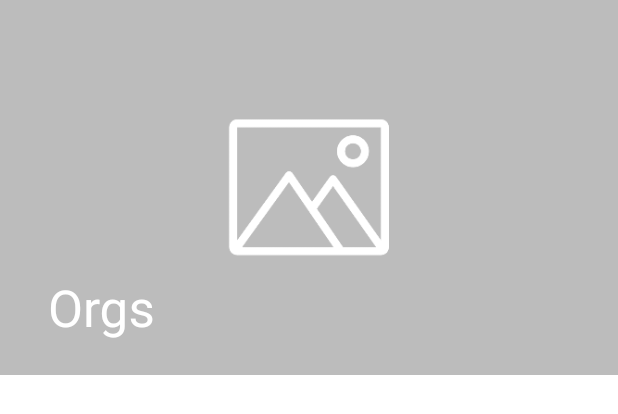
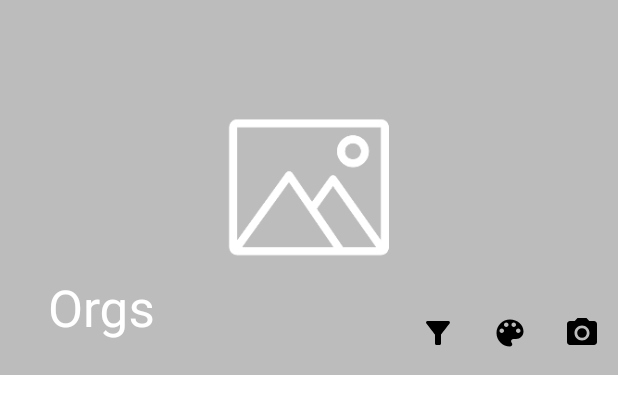
Before and after one commit to GabrielAlvesDoCarmo/Orgs, an Android app: the layout app_bar_orgs_default.xml on its own in the app's theme, with its tools: preview values and no code run, on a phone screen of 412 x 824 dp. Shown: the top 414 px of the screen. Run offline under Robolectric (Android 15) with nearby library versions, the phone set to English and light mode, and no system bars.

Commit message:
refactoring appBar

```diff
--- /dev/null
+++ b/app/src/main/res/drawable/ic_cam_appbar.xml
@@ -0,0 +1,6 @@
+<vector android:height="24dp" android:tint="#000000"
+    android:viewportHeight="24" android:viewportWidth="24"
+    android:width="24dp" xmlns:android="http://schemas.android.com/apk/res/android">
+    <path android:fillColor="@android:color/white" android:pathData="M12,12m-3.2,0a3.2,3.2 0,1 1,6.4 0a3.2,3.2 0,1 1,-6.4 0"/>
+    <path android:fillColor="@android:color/white" android:pathData="M9,2L7.17,4L4,4c-1.1,0 -2,0.9 -2,2v12c0,1.1 0.9,2 2,2h16c1.1,0 2,-0.9 2,-2L22,6c0,-1.1 -0.9,-2 -2,-2h-3.17L15,2L9,2zM12,17c-2.76,0 -5,-2.24 -5,-5s2.24,-5 5,-5 5,2.24 5,5 -2.24,5 -5,5z"/>
+</vector>
--- /dev/null
+++ b/app/src/main/res/drawable/ic_filter_list.xml
@@ -0,0 +1,5 @@
+<vector android:height="24dp" android:tint="#000000"
+    android:viewportHeight="24" android:viewportWidth="24"
+    android:width="24dp" xmlns:android="http://schemas.android.com/apk/res/android">
+    <path android:fillColor="@android:color/white" android:pathData="M4.25,5.61C6.27,8.2 10,13 10,13v6c0,0.55 0.45,1 1,1h2c0.55,0 1,-0.45 1,-1v-6c0,0 3.72,-4.8 5.74,-7.39C20.25,4.95 19.78,4 18.95,4H5.04C4.21,4 3.74,4.95 4.25,5.61z"/>
+</vector>
--- a/app/src/main/res/layout/app_bar_orgs_default.xml
+++ b/app/src/main/res/layout/app_bar_orgs_default.xml
@@ -1,7 +1,9 @@
 <com.google.android.material.appbar.AppBarLayout xmlns:android="http://schemas.android.com/apk/res/android"
     xmlns:app="http://schemas.android.com/apk/res-auto"
     android:layout_width="match_parent"
+    xmlns:tools="http://schemas.android.com/tools"
     android:id="@+id/appbar_container"
+    tools:menu="@menu/menu_list_main"
     android:layout_height="250dp">
     <com.google.android.material.appbar.CollapsingToolbarLayout
         android:id="@+id/collapsing_toolbar_layout"
@@ -19,6 +21,8 @@
             android:scaleType="centerCrop" />
         <androidx.appcompat.widget.Toolbar
             android:id="@+id/toolbar"
+            app:menu="@menu/menu_list_main"
+            android:layout_gravity="bottom"
             android:layout_width="match_parent"
             android:layout_height="?attr/actionBarSize" />
     </com.google.android.material.appbar.CollapsingToolbarLayout>
--- /dev/null
+++ b/app/src/main/res/menu/menu_list_main.xml
@@ -0,0 +1,65 @@
+<?xml version="1.0" encoding="utf-8"?>
+<menu xmlns:android="http://schemas.android.com/apk/res/android"
+    xmlns:app="http://schemas.android.com/apk/res-auto">
+    <item android:id="@+id/icon_filter_list"
+        android:title="@string/ordenar"
+        android:icon="@drawable/ic_filter_list"
+        app:showAsAction="ifRoom">
+        <menu>
+            <item android:id="@+id/menu_name_desc"
+                android:title="@string/nome_desc"
+                app:showAsAction="withText"/>
+
+            <item
+                android:id="@+id/menu_name_asc"
+                android:title="@string/nome_asc"
+                app:showAsAction="withText"/>
+
+            <item android:id="@+id/menu_description_desc"
+                android:title="@string/descicao_desc"
+                app:showAsAction="withText"/>
+
+            <item android:id="@+id/menu_description_asc"
+                android:title="@string/descicao_asc"
+                app:showAsAction="withText"/>
+
+            <item android:id="@+id/menu_value_desc"
+                android:title="@string/valor_desc"
+                app:showAsAction="withText"/>
+
+            <item android:id="@+id/menu_value_asc"
+                android:title="@string/valor_asc"
+                app:showAsAction="withText"/>
+
+            <item android:id="@+id/menu_date_desc"
+                android:title="@string/data_desc"
+                app:showAsAction="withText"/>
+
+            <item android:id="@+id/menu_date_asc"
+                android:title="@string/data_asc"
+                app:showAsAction="withText"/>
+
+            <item android:id="@+id/menu_timer_desc"
+                android:title="@string/hora_desc"
+                app:showAsAction="withText"/>
+
+            <item android:id="@+id/menu_timer_asc"
+                android:title="@string/hora_asc"
+                app:showAsAction="withText"/>
+
+            <item android:id="@+id/menu_not_order"
+                android:title="@string/sem_ordem"
+                app:showAsAction="withText"/>
+        </menu>
+    </item>
+
+    <item android:id="@+id/change_color_app_menu"
+        android:icon="@drawable/ic_color_app"
+        app:showAsAction="ifRoom"
+        android:title="@string/color_app"/>
+
+    <item android:id="@+id/change_picture_app_menu"
+        android:icon="@drawable/ic_cam_appbar"
+        app:showAsAction="ifRoom"
+        android:title="@string/tirar_uma_foto"/>
+</menu>
```
Also changed, not shown: app/src/main/java/com/gdsdevtec/orgs/ui/MainActivity.kt (+115 -48 lines).
